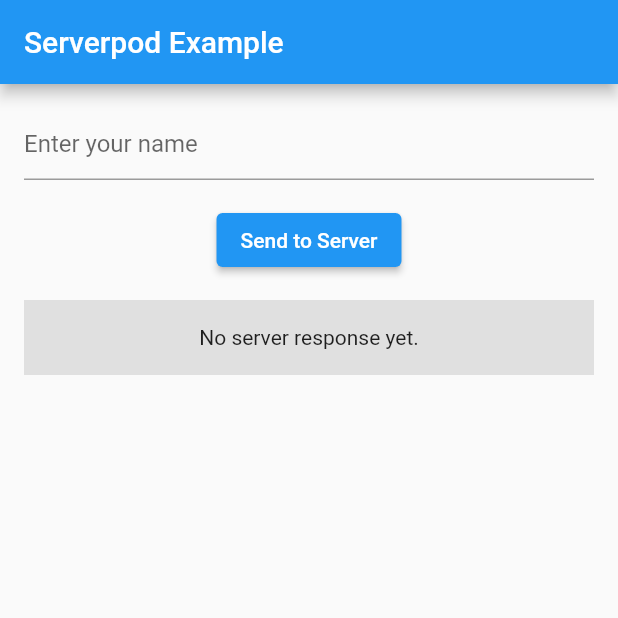
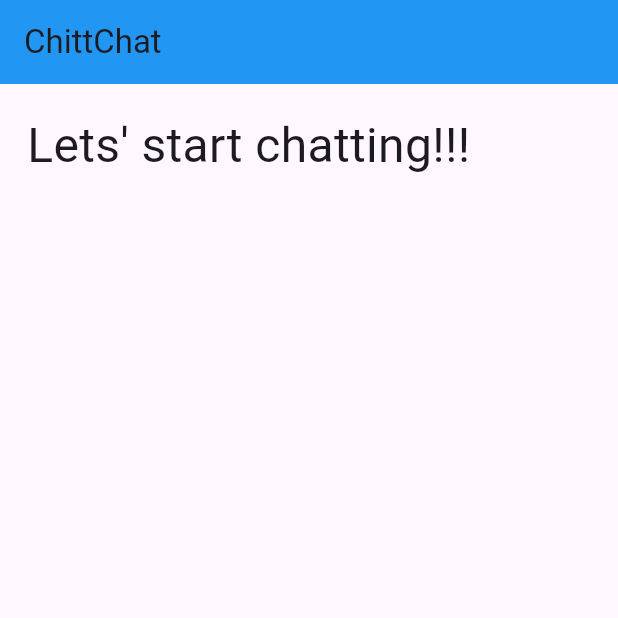
Before and after one commit to XxThunderBlastxX/chitchat, a Flutter app: the screen it shows after launch, on a phone screen of 412 x 824 dp, the top half of it. Run offline on Flutter 3.47's test engine with Material 2 defaults, Android fonts, the phone set to English and light mode, and no system bars; our stand-ins replace flutter_riverpod, flutter_screenutil, go_router, riverpod; missing offline and left inert: serverpod, serverpod_client, serverpod_flutter.

Commit message:
Setup flutter project

```diff
--- a/chittchat_flutter/lib/main.dart
+++ b/chittchat_flutter/lib/main.dart
@@ -1,136 +1,7 @@
-import 'package:chittchat_client/chittchat_client.dart';
 import 'package:flutter/material.dart';
-import 'package:serverpod_flutter/serverpod_flutter.dart';
 
-// Sets up a singleton client object that can be used to talk to the server from
-// anywhere in our app. The client is generated from your server code.
-// The client is set up to connect to a Serverpod running on a local server on
-// the default port. You will need to modify this to connect to staging or
-// production servers.
-var client = Client('http://localhost:8080/')
-  ..connectivityMonitor = FlutterConnectivityMonitor();
+import 'src/app/app.dart';
 
 void main() {
   runApp(const MyApp());
 }
-
-class MyApp extends StatelessWidget {
-  const MyApp({Key? key}) : super(key: key);
-
-  @override
-  Widget build(BuildContext context) {
-    return MaterialApp(
-      title: 'Serverpod Demo',
-      theme: ThemeData(
-        primarySwatch: Colors.blue,
-      ),
-      home: const MyHomePage(title: 'Serverpod Example'),
-    );
-  }
-}
-
-class MyHomePage extends StatefulWidget {
-  const MyHomePage({Key? key, required this.title}) : super(key: key);
-
-  final String title;
-
-  @override
-  MyHomePageState createState() => MyHomePageState();
-}
-
-class MyHomePageState extends State<MyHomePage> {
-  // These fields hold the last result or error message that we've received from
-  // the server or null if no result exists yet.
-  String? _resultMessage;
-  String? _errorMessage;
-
-  final _textEditingController = TextEditingController();
-
-  // Calls the `hello` method of the `example` endpoint. Will set either the
-  // `_resultMessage` or `_errorMessage` field, depending on if the call
-  // is successful.
-  void _callHello() async {
-    try {
-      final result = 'await client.example.hello(_textEditingController.text)';
-      setState(() {
-        _resultMessage = result;
-      });
-    } catch (e) {
-      setState(() {
-        _errorMessage = '$e';
-      });
-    }
-  }
-
-  @override
-  Widget build(BuildContext context) {
-    return Scaffold(
-      appBar: AppBar(
-        title: Text(widget.title),
-      ),
-      body: Padding(
-        padding: const EdgeInsets.all(16),
-        child: Column(
-          children: [
-            Padding(
-              padding: const EdgeInsets.only(bottom: 16.0),
-              child: TextField(
-                controller: _textEditingController,
-                decoration: const InputDecoration(
-                  hintText: 'Enter your name',
-                ),
-              ),
-            ),
-            Padding(
-              padding: const EdgeInsets.only(bottom: 16.0),
-              child: ElevatedButton(
-                onPressed: _callHello,
-                child: const Text('Send to Server'),
-              ),
-            ),
-            _ResultDisplay(
-              resultMessage: _resultMessage,
-              errorMessage: _errorMessage,
-            ),
-          ],
-        ),
-      ),
-    );
-  }
-}
-
-// _ResultDisplays shows the result of the call. Either the returned result from
-// the `example.hello` endpoint method or an error message.
-class _ResultDisplay extends StatelessWidget {
-  final String? resultMessage;
-  final String? errorMessage;
-
-  const _ResultDisplay({
-    this.resultMessage,
-    this.errorMessage,
-  });
-
-  @override
-  Widget build(BuildContext context) {
-    String text;
-    Color backgroundColor;
-    if (errorMessage != null) {
-      backgroundColor = Colors.red[300]!;
-      text = errorMessage!;
-    } else if (resultMessage != null) {
-      backgroundColor = Colors.green[300]!;
-      text = resultMessage!;
-    } else {
-      backgroundColor = Colors.grey[300]!;
-      text = 'No server response yet.';
-    }
-
-    return Container(
-      height: 50,
-      color: backgroundColor,
-      child: Center(
-        child: Text(text),
-      ),
-    );
-  }
-}
--- /dev/null
+++ b/chittchat_flutter/lib/src/app/app.dart
@@ -0,0 +1,28 @@
+import 'package:flutter/material.dart';
+import 'package:flutter_screenutil/flutter_screenutil.dart';
+
+import 'routes/routes.dart';
+
+class MyApp extends StatelessWidget {
+  const MyApp({Key? key}) : super(key: key);
+
+  @override
+  Widget build(BuildContext context) {
+    return ScreenUtilInit(
+      designSize: const Size(1512, 791),
+      builder: (context, _) => MaterialApp.router(
+        title: 'Chitchat',
+        debugShowCheckedModeBanner: false,
+        theme: ThemeData(
+          primarySwatch: Colors.blue,
+          useMaterial3: true,
+        ),
+        routeInformationProvider:
+            AppRouter.instance.router.routeInformationProvider,
+        routeInformationParser:
+            AppRouter.instance.router.routeInformationParser,
+        routerDelegate: AppRouter.instance.router.routerDelegate,
+      ),
+    );
+  }
+}
--- /dev/null
+++ b/chittchat_flutter/lib/src/app/provider/client.dart
@@ -0,0 +1,10 @@
+import 'package:chittchat_client/chittchat_client.dart';
+import 'package:riverpod/riverpod.dart';
+import 'package:serverpod_flutter/serverpod_flutter.dart';
+
+final clientHostProvider = Provider((ref) => 'http://localhost:8080/');
+
+final clientProvider = Provider(
+  (ref) => Client(ref.watch(clientHostProvider))
+    ..connectivityMonitor = FlutterConnectivityMonitor(),
+);
--- /dev/null
+++ b/chittchat_flutter/lib/src/app/routes/routes.dart
@@ -0,0 +1,33 @@
+import 'package:go_router/go_router.dart';
+
+import '../../feature/chat/presentation/chat_screen.dart';
+import '../../feature/home/presentation/home_screen.dart';
+
+class AppRouterPath {
+  static const home = '/';
+  static const chat = '/chat';
+}
+
+class AppRouter {
+  AppRouter._();
+
+  static final instance = AppRouter._();
+
+  GoRouter router = GoRouter(
+    initialLocation: AppRouterPath.home,
+    routes: [
+      GoRoute(
+        path: AppRouterPath.home,
+        builder: (context, state) => const HomeScreen(),
+      ),
+      GoRoute(
+        path: AppRouterPath.chat,
+        builder: (context, state) {
+          final String channelId =
+              state.queryParameters['channel'] ?? 'default';
+          return ChatScreen(channelId: channelId);
+        },
+      ),
+    ],
+  );
+}
--- /dev/null
+++ b/chittchat_flutter/lib/src/feature/chat/presentation/chat_screen.dart
@@ -0,0 +1,23 @@
+import 'package:flutter/material.dart';
+import 'package:flutter_riverpod/flutter_riverpod.dart';
+
+class ChatScreen extends ConsumerWidget {
+  final String channelId;
+
+  const ChatScreen({
+    super.key,
+    required this.channelId,
+  });
+
+  @override
+  Widget build(BuildContext context, WidgetRef ref) {
+    return Scaffold(
+      appBar: AppBar(
+        title: const Text('ChittChat'),
+      ),
+      body: Center(
+        child: Text(channelId.toString()),
+      ),
+    );
+  }
+}
--- /dev/null
+++ b/chittchat_flutter/lib/src/feature/home/presentation/home_screen.dart
@@ -0,0 +1,29 @@
+import 'package:flutter/material.dart';
+import 'package:flutter_riverpod/flutter_riverpod.dart';
+
+class HomeScreen extends ConsumerWidget {
+  const HomeScreen({super.key});
+
+  @override
+  Widget build(BuildContext context, WidgetRef ref) {
+    return Scaffold(
+      appBar: AppBar(
+        title: const Text('ChittChat'),
+        backgroundColor: Colors.blue,
+      ),
+      body: const Padding(
+        padding: EdgeInsets.all(18.0),
+        child: Column(
+          children: [
+            Text(
+              'Lets\' start chatting!!!',
+              style: TextStyle(
+                fontSize: 32,
+              ),
+            ),
+          ],
+        ),
+      ),
+    );
+  }
+}
```
Also changed, not shown: chittchat_flutter/pubspec.yaml (+4 -4 lines), chittchat_flutter/pubspec.lock.
